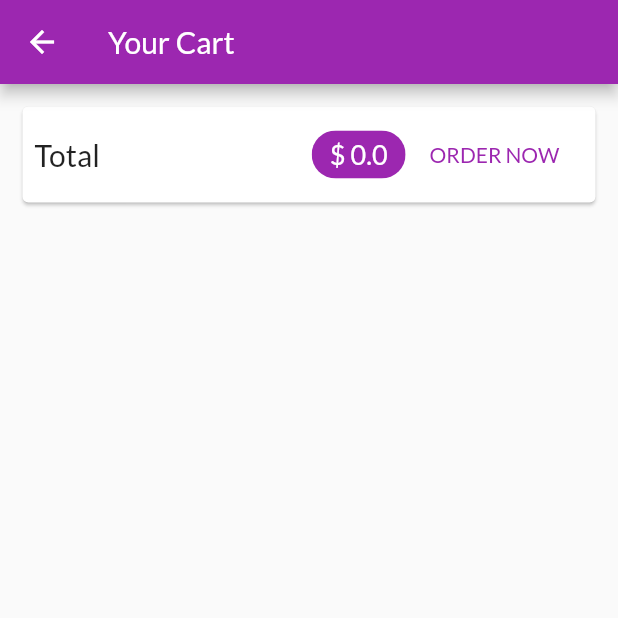
After one commit to matr0s/Shop_App, a Flutter app: the CartScreen screen opened by its route, on a phone screen of 412 x 824 dp, the top half of it. The commit adds this screen. Run offline on Flutter 3.47's test engine with Material 2 defaults, Android fonts, the phone set to English and light mode, and no system bars; network calls fail.

Commit message:
Working on the Shopping Cart & Displaying a Total

```diff
--- a/lib/main.dart
+++ b/lib/main.dart
@@ -1,4 +1,5 @@
 import 'package:flutter/material.dart';
+import 'package:flutter_complete_guide/screens/cart_screen.dart';
 import 'package:provider/provider.dart';
 
 import './screens/product_details_screen.dart';
@@ -19,14 +20,17 @@ class MyApp extends StatelessWidget {
       child: MaterialApp(
         title: 'ElectroMag',
         theme: ThemeData(
-          primarySwatch: Colors.purple,
-          accentColor: Colors.deepOrange,
-          fontFamily: 'Lato',
-        ),
+            primarySwatch: Colors.purple,
+            accentColor: Colors.deepOrange,
+            fontFamily: 'Lato',
+            textTheme: TextTheme(
+              headline6: TextStyle(color: Colors.white, fontSize: 18.0),
+            )),
         initialRoute: ProductsOverviewScreen.routeId,
         routes: {
           ProductsOverviewScreen.routeId: (context) => ProductsOverviewScreen(),
           ProductDetailsScreen.routeId: (context) => ProductDetailsScreen(),
+          CartScreen.routeId: (context) => CartScreen(),
         },
       ),
     );
--- a/lib/providers/cart.dart
+++ b/lib/providers/cart.dart
@@ -26,6 +26,16 @@ class Cart with ChangeNotifier {
     return _items == null ? 0 : _items.length;
   }
 
+  double get totalAmount {
+    var total = 0.0;
+    _items.forEach(
+      (key, cartItem) {
+        total += cartItem.price * cartItem.qty;
+      },
+    );
+    return total;
+  }
+
   void addItem(String productId, String tittle, double price) {
     if (_items.containsKey(productId)) {
       _items.update(
--- /dev/null
+++ b/lib/screens/cart_screen.dart
@@ -0,0 +1,51 @@
+import 'package:flutter/material.dart';
+import 'package:flutter_complete_guide/providers/cart.dart';
+import 'package:provider/provider.dart';
+
+class CartScreen extends StatelessWidget {
+  static const routeId = '/cart-screen';
+  @override
+  Widget build(BuildContext context) {
+    final cart = Provider.of<Cart>(context);
+    return Scaffold(
+      appBar: AppBar(
+        title: Text('Your Cart'),
+      ),
+      body: Column(
+        children: [
+          Card(
+            margin: EdgeInsets.all(15.0),
+            child: Padding(
+              padding: EdgeInsets.all(8),
+              child: Row(
+                mainAxisAlignment: MainAxisAlignment.spaceBetween,
+                children: [
+                  Text(
+                    'Total',
+                    style: TextStyle(fontSize: 20.0),
+                  ),
+                  Spacer(),
+                  Chip(
+                    label: Text(
+                      '\$ ${cart.totalAmount}',
+                      style: TextStyle(
+                          fontSize:
+                              Theme.of(context).textTheme.headline6.fontSize,
+                          color: Theme.of(context).textTheme.headline6.color),
+                    ),
+                    backgroundColor: Theme.of(context).primaryColor,
+                  ),
+                  FlatButton(
+                    onPressed: () {},
+                    textColor: Theme.of(context).primaryColor,
+                    child: Text('ORDER NOW'),
+                  )
+                ],
+              ),
+            ),
+          )
+        ],
+      ),
+    );
+  }
+}
--- a/lib/screens/products_overview_screen.dart
+++ b/lib/screens/products_overview_screen.dart
@@ -1,5 +1,6 @@
 import 'package:flutter/material.dart';
 import 'package:flutter_complete_guide/providers/cart.dart';
+import 'package:flutter_complete_guide/screens/cart_screen.dart';
 import 'package:provider/provider.dart';
 
 import '../widgets/products_grid.dart';
@@ -54,7 +55,9 @@ class _ProductsOverviewScreenState extends State<ProductsOverviewScreen> {
             ),
             child: IconButton(
               icon: Icon(Icons.shopping_cart),
-              onPressed: () {},
+              onPressed: () {
+                Navigator.pushNamed(context, CartScreen.routeId);
+              },
             ),
           )
         ],
```
